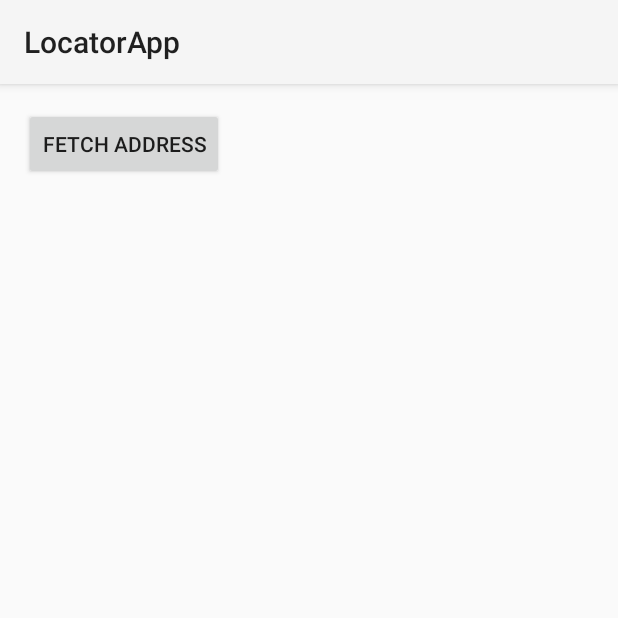
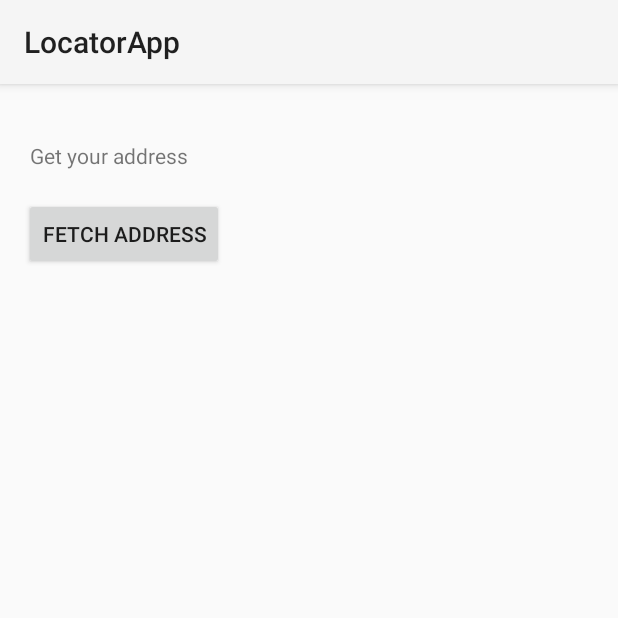
Before and after one commit to VaishSiddharth/LocatorApp, an Android app: the screen it shows after launch (MainActivity), on a phone screen of 412 x 824 dp, the top half of it. Run offline under Robolectric (Android 15) with nearby library versions, the phone set to English and light mode, and no system bars.

Commit message:
text view added

```diff
--- a/app/src/main/res/layout/activity_main.xml
+++ b/app/src/main/res/layout/activity_main.xml
@@ -14,8 +14,10 @@
         android:id="@+id/fetch_address_button"
         android:layout_width="wrap_content"
         android:layout_height="wrap_content"
-        android:text="@string/fetch_address"
-        android:onClick="fetchAddressButtonHandler" />
+        android:layout_alignBaseline="@+id/location_address_view"
+        android:layout_toEndOf="@+id/location_address_view"
+        android:onClick="fetchAddressButtonHandler"
+        android:text="@string/fetch_address" />
 
     <ProgressBar
         android:id="@+id/progress_bar"
@@ -32,4 +34,18 @@
         android:layout_alignParentTop="true"
         android:layout_marginTop="@dimen/text_margin_top"
         android:textSize="@dimen/default_text_size" />
+
+    <TextView
+        android:id="@+id/textView"
+        android:layout_width="122dp"
+        android:layout_height="wrap_content"
+        android:layout_alignStart="@+id/fetch_address_button"
+        android:layout_alignEnd="@+id/fetch_address_button"
+        android:layout_alignRight="@+id/fetch_address_button"
+        android:layout_alignParentTop="true"
+        android:layout_marginStart="4dp"
+        android:layout_marginTop="22dp"
+        android:layout_marginEnd="6dp"
+        android:layout_marginRight="6dp"
+        android:text="Get your address" />
 </RelativeLayout>
```
Also changed, not shown: 2 other files.
